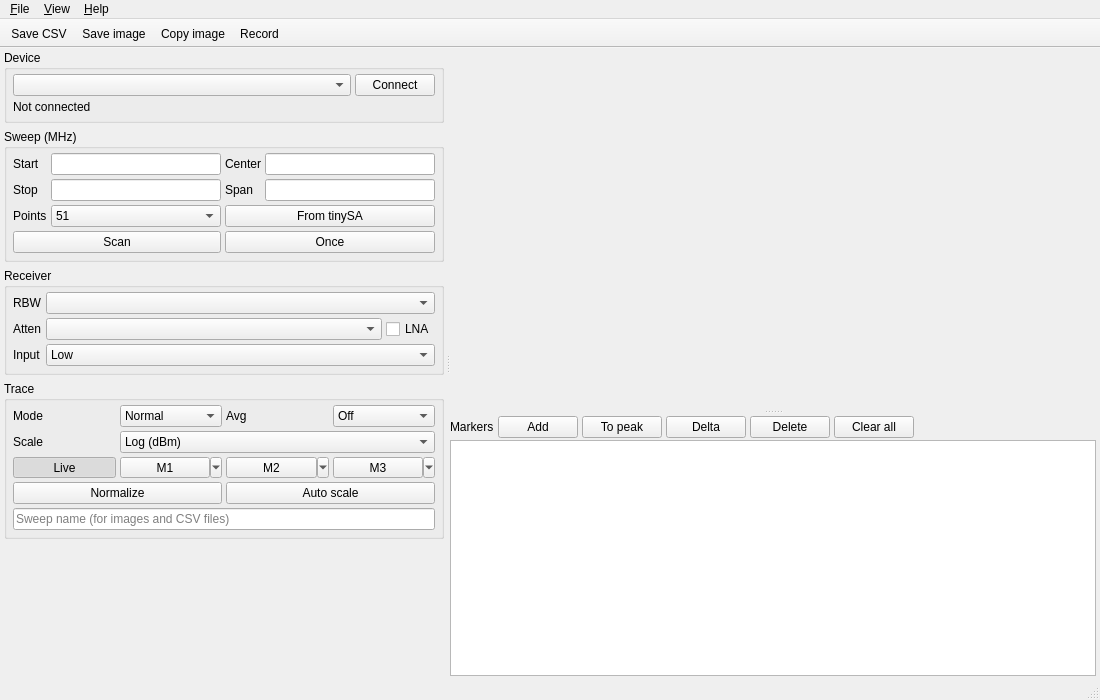
Before: the Qt Designer form src/ui/mainwindow.ui in erikkaashoek/tinySA-app, drawn with Qt 5.
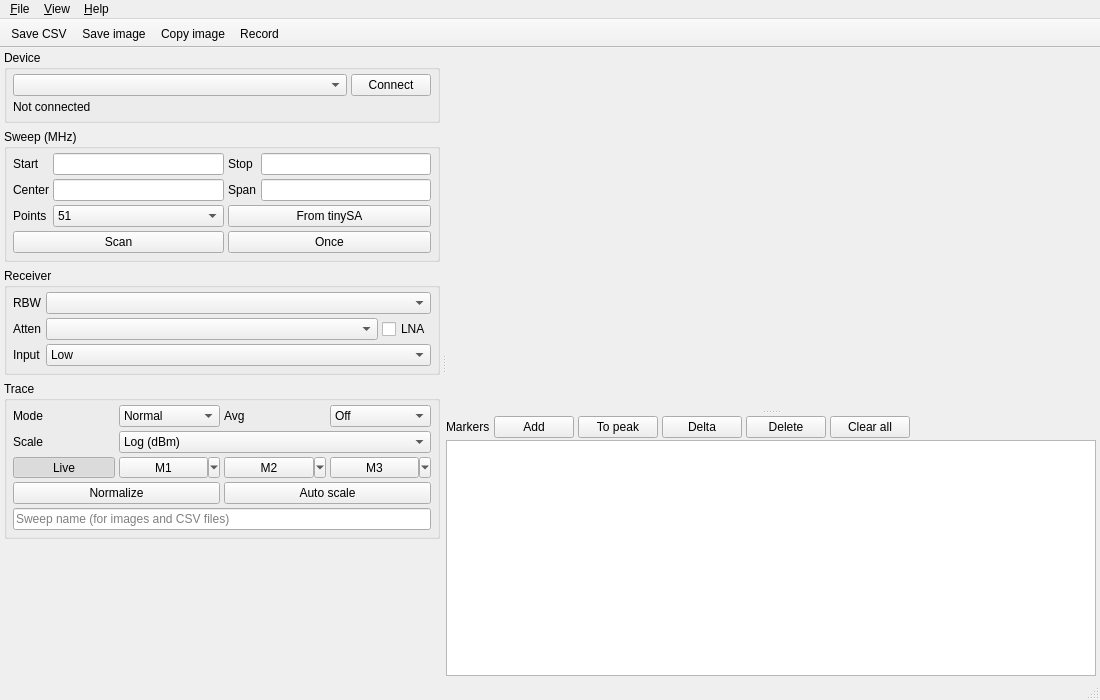
After: the same form once the commit is applied. Custom widgets are drawn as their Qt base class.

Commit message:
UI: Start/Stop on one row, Center/Span on the next
Requested layout; tab order follows (Start, Stop, Center, Span).

```diff
--- a/src/ui/mainwindow.ui
+++ b/src/ui/mainwindow.ui
@@ -157,25 +157,25 @@
              <widget class="QLineEdit" name="startEdit"/>
             </item>
             <item row="0" column="2">
-             <widget class="QLabel" name="centerLabel">
-              <property name="text">
-               <string>Center</string>
-              </property>
-             </widget>
-            </item>
-            <item row="0" column="3">
-             <widget class="QLineEdit" name="centerEdit"/>
-            </item>
-            <item row="1" column="0">
              <widget class="QLabel" name="stopLabel">
               <property name="text">
                <string>Stop</string>
               </property>
              </widget>
             </item>
-            <item row="1" column="1">
+            <item row="0" column="3">
              <widget class="QLineEdit" name="stopEdit"/>
             </item>
+            <item row="1" column="0">
+             <widget class="QLabel" name="centerLabel">
+              <property name="text">
+               <string>Center</string>
+              </property>
+             </widget>
+            </item>
+            <item row="1" column="1">
+             <widget class="QLineEdit" name="centerEdit"/>
+            </item>
             <item row="1" column="2">
              <widget class="QLabel" name="spanLabel">
               <property name="text">
```
